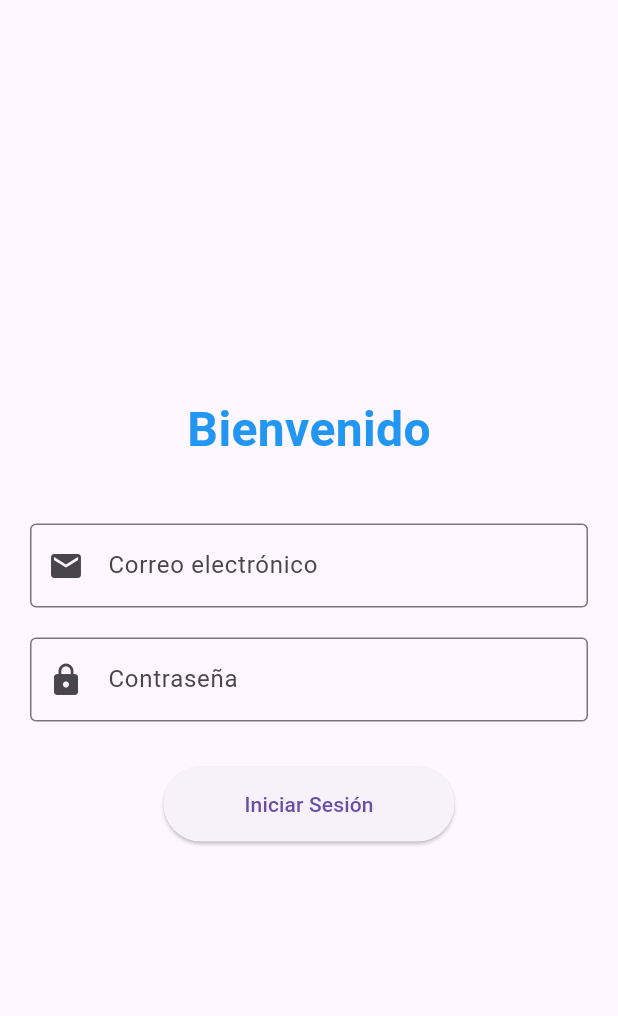
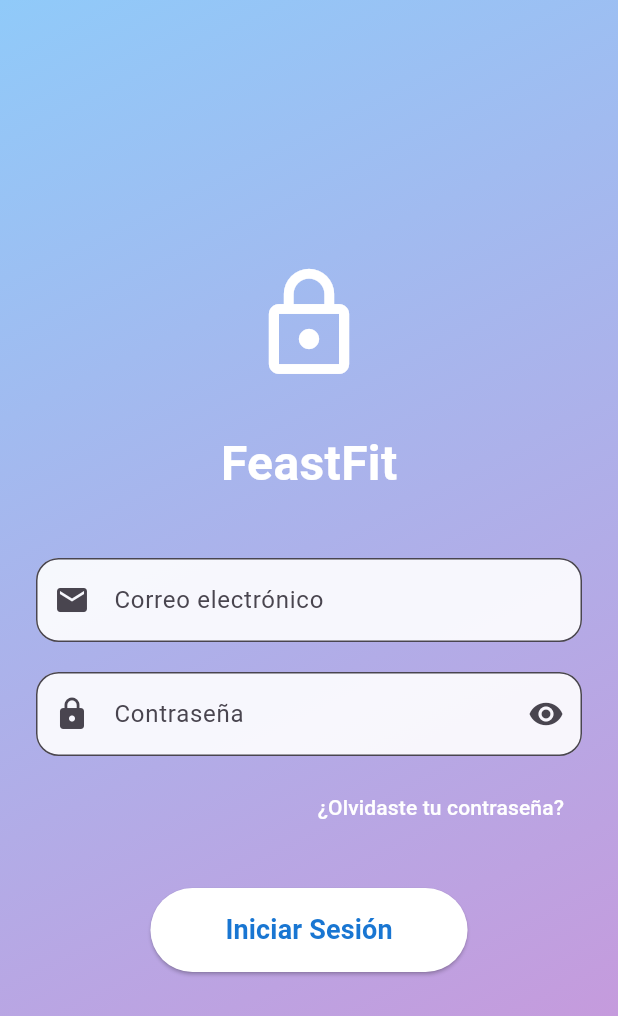
Before and after one commit to Ipeross/Examen_Moviles_Feast_Fit_IPO, a Flutter app: the screen it shows after launch, on a phone screen of 412 x 824 dp. Shown: the top 1016 px of the screen. Run offline on Flutter 3.47's test engine with Material 3 defaults, Android fonts, the light colour scheme and no system bars.

Commit message:
Add more styles, link to forgot the password and I add a button to show/hide the password

```diff
--- a/lib/screens/login_screen.dart
+++ b/lib/screens/login_screen.dart
@@ -2,7 +2,7 @@ import 'package:flutter/material.dart';
 
 
 class LoginScreen extends StatefulWidget {
-  const LoginScreen({super.key});
+  const LoginScreen({Key? key}) : super(key: key);
 
   @override
   _LoginScreenState createState() => _LoginScreenState();
@@ -10,31 +10,54 @@ class LoginScreen extends StatefulWidget {
 
 class _LoginScreenState extends State<LoginScreen> {
   final _formKey = GlobalKey<FormState>();
+  bool _isPasswordVisible = false;
 
   @override
   Widget build(BuildContext context) {
     return Scaffold(
-      body: Padding(
-        padding: const EdgeInsets.all(20.0),
-        child: Form(
-          key: _formKey,
+      body: Container(
+        decoration: BoxDecoration(
+          gradient: LinearGradient(
+            begin: Alignment.topLeft,
+            end: Alignment.bottomRight,
+            colors: [Colors.blue.shade200, Colors.purple.shade200],
+          ),
+        ),
+        child: SafeArea(
+          child: Center(
+            child: SingleChildScrollView(
+              padding: const EdgeInsets.all(24.0),
               child: Column(
                 mainAxisAlignment: MainAxisAlignment.center,
                 children: [
+                  const Icon(
+                    Icons.lock_outline,
+                    size: 80,
+                    color: Colors.white,
+                  ),
+                  const SizedBox(height: 30),
                   const Text(
-                'Bienvenido',
+                    'FeastFit',
                     style: TextStyle(
                       fontSize: 32,
                       fontWeight: FontWeight.bold,
-                  color: Colors.blue,
+                      color: Colors.white,
                     ),
                   ),
                   const SizedBox(height: 40),
+                  Form(
+                    key: _formKey,
+                    child: Column(
+                      children: [
                         TextFormField(
-                decoration: const InputDecoration(
-                  labelText: 'Correo electrónico',
-                  border: OutlineInputBorder(),
-                  prefixIcon: Icon(Icons.email),
+                          decoration: InputDecoration(
+                            hintText: 'Correo electrónico',
+                            prefixIcon: const Icon(Icons.email),
+                            filled: true,
+                            fillColor: Colors.white.withOpacity(0.9),
+                            border: OutlineInputBorder(
+                              borderRadius: BorderRadius.circular(15),
+                            ),
                           ),
                           validator: (value) {
                             if (value == null || value.isEmpty) {
@@ -45,18 +68,45 @@ class _LoginScreenState extends State<LoginScreen> {
                         ),
                         const SizedBox(height: 20),
                         TextFormField(
-                decoration: const InputDecoration(
-                  labelText: 'Contraseña',
-                  border: OutlineInputBorder(),
-                  prefixIcon: Icon(Icons.lock),
+                          obscureText: !_isPasswordVisible,
+                          decoration: InputDecoration(
+                            hintText: 'Contraseña',
+                            prefixIcon: const Icon(Icons.lock),
+                            suffixIcon: IconButton(
+                              icon: Icon(
+                                _isPasswordVisible
+                                  ? Icons.visibility_off
+                                  : Icons.visibility,
                               ),
-                obscureText: true,
+                              onPressed: () {
+                                setState(() {
+                                  _isPasswordVisible = !_isPasswordVisible;
+                                });
+                              },
+                            ),
+                            filled: true,
+                            fillColor: Colors.white.withOpacity(0.9),
+                            border: OutlineInputBorder(
+                              borderRadius: BorderRadius.circular(15),
+                            ),
+                          ),
                           validator: (value) {
                             if (value == null || value.isEmpty) {
                               return 'Por favor ingresa tu contraseña';
                             }
                             return null;
                           },
+                        ),
+                        SizedBox(height: 10),
+                        Align(
+                          alignment: Alignment.centerRight,
+                          child: TextButton(
+                            onPressed: () {},
+                            child: const Text(
+                              '¿Olvidaste tu contraseña?',
+                              style: TextStyle(color: Colors.white),
+                            ),
+                          ),
                         ),
                         const SizedBox(height: 30),
                         ElevatedButton(
@@ -65,15 +115,34 @@ class _LoginScreenState extends State<LoginScreen> {
                               // Procesar el formulario
                             }
                           },
-                child: const Padding(
-                  padding: EdgeInsets.symmetric(horizontal: 30, vertical: 15),
-                  child: Text('Iniciar Sesión'),
+                          style: ElevatedButton.styleFrom(
+                            foregroundColor: Colors.blue.shade700,
+                            backgroundColor: Colors.white,
+                            padding: const EdgeInsets.symmetric(
+                              horizontal: 50,
+                              vertical: 15
+                            ),
+                            shape: RoundedRectangleBorder(
+                              borderRadius: BorderRadius.circular(30),
+                            ),
+                          ),
+                          child: const Text(
+                            'Iniciar Sesión',
+                            style: TextStyle(
+                              fontSize: 18,
+                              fontWeight: FontWeight.bold,
+                            ),
+                          ),
+                        ),
+                      ],
                     ),
                   ),
                 ],
               ),
             ),
           ),
+        ),
+      ),
     );
   }
 }
```
Lines whose indentation alone changed are shown as unchanged.
